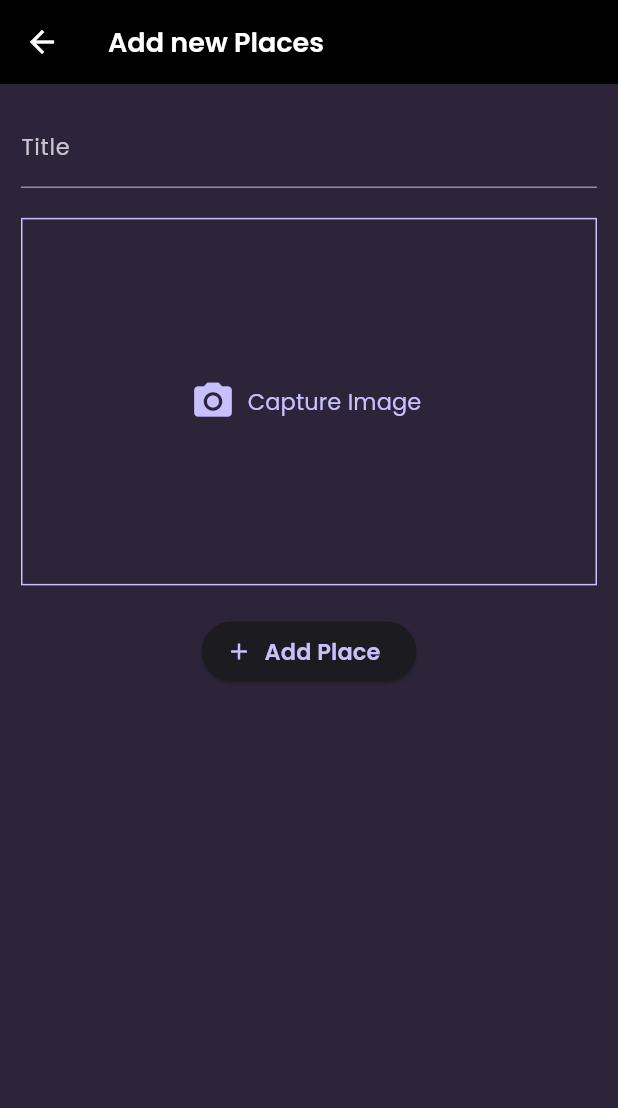
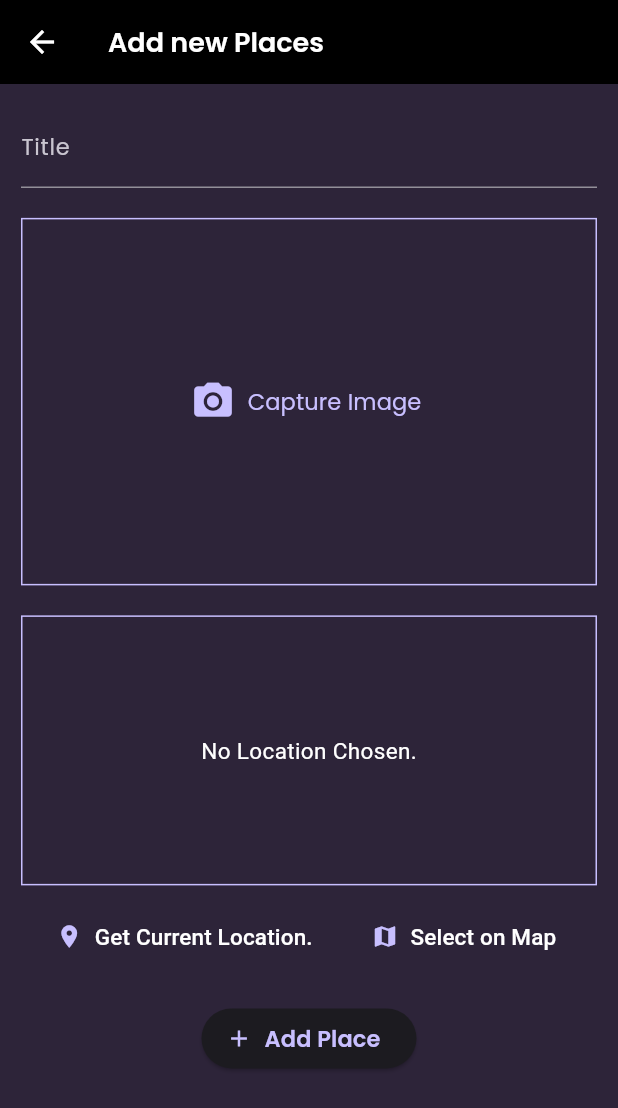
Before and after one commit to Riddhi887/Favourite_Place, a Flutter app: the AddPlaceScreen screen opened directly, on a phone screen of 412 x 824 dp. Shown: the top 1108 px of the screen. Run offline on Flutter 3.47's test engine with Material 3 defaults, Android fonts, the phone set to English and light mode, and no system bars; our stand-ins replace flutter_riverpod, google_fonts, image_picker, location.

Commit message:
Added Location Package , Getting user current location.

```diff
--- a/lib/screens/add_place.dart
+++ b/lib/screens/add_place.dart
@@ -1,6 +1,7 @@
 import 'package:favourite_place/providers/user_places.dart';
 import 'dart:io';
 import 'package:favourite_place/widgets/image_input.dart';
+import 'package:favourite_place/widgets/location_input.dart';
 import 'package:flutter/material.dart';
 import 'package:flutter_riverpod/flutter_riverpod.dart';
 import 'package:google_fonts/google_fonts.dart';
@@ -127,6 +128,11 @@
             ),
 
             const SizedBox(height: 20),
+
+            //location Input
+            LocationInput(),
+
+            const SizedBox(height: 20),
             ElevatedButton.icon(
               onPressed: _savePlace,
               icon: Icon(Icons.add),
--- /dev/null
+++ b/lib/widgets/location_input.dart
@@ -0,0 +1,116 @@
+import 'package:flutter/material.dart';
+import 'package:google_fonts/google_fonts.dart';
+import 'package:location/location.dart';
+
+class LocationInput extends StatefulWidget {
+  const LocationInput({super.key});
+
+  @override
+  State<StatefulWidget> createState() {
+    return _LocationInputState();
+  }
+}
+
+class _LocationInputState extends State<LocationInput> {
+  //loading spinner
+  Location? _pickedLocation;
+  var _isGettingLocation = false;
+
+  //get current location
+  void _getcurrentLocation() async {
+
+    Location location = Location();
+    bool serviceEnabled;
+    PermissionStatus permissionGranted;
+    LocationData locationData;
+
+    serviceEnabled = await location.serviceEnabled();
+    if (!serviceEnabled) {
+      serviceEnabled = await location.requestService();
+      if (!serviceEnabled) {
+        return;
+      }
+    }
+
+    permissionGranted = await location.hasPermission();
+    if (permissionGranted == PermissionStatus.denied) {
+      permissionGranted = await location.requestPermission();
+      if (permissionGranted != PermissionStatus.granted) {
+        return;
+      }
+    }
+
+    setState(() {
+      _isGettingLocation = true;
+    });
+
+    locationData = await location.getLocation();        //seek for location till then wait
+
+    //after getting location stop seeking
+    setState(() {
+      _isGettingLocation = false;
+    });
+    //get locationData on terminal for values
+    print(locationData.latitude);
+    print(locationData.longitude);
+  }
+
+  @override
+  Widget build(BuildContext context) {
+
+    //if no location chosen show this
+    Widget _previewContent = Text(
+            'No Location Chosen.',
+            style: GoogleFonts.aBeeZee(color: Colors.white, fontSize: 15),
+          );
+
+    if(_isGettingLocation)
+    {
+      _previewContent = const CircularProgressIndicator();
+    }
+    return Column(
+      children: [
+        Container(
+          decoration: BoxDecoration(
+            border: Border.all(
+              width: 1,
+              color: Theme.of(context).colorScheme.primary.withValues(),
+            ),
+          ),
+          alignment: Alignment.center,
+          height: 180,
+          width: double.infinity,
+
+          child: _previewContent
+        ),
+
+        const SizedBox(height: 10),
+
+        Row(
+          mainAxisAlignment: MainAxisAlignment.spaceEvenly,
+          children: [
+            //button to get currrent location
+            TextButton.icon(
+              icon: Icon(Icons.location_on_sharp),
+              label: Text(
+                'Get Current Location.',
+                style: GoogleFonts.aBeeZee(color: Colors.white, fontSize: 15),
+              ),
+              onPressed: _getcurrentLocation,
+            ),
+
+            //button to get location on map
+            TextButton.icon(
+              icon: Icon(Icons.map),
+              label: Text(
+                'Select on Map',
+                style: GoogleFonts.aBeeZee(color: Colors.white, fontSize: 15),
+              ),
+              onPressed: () {},
+            ),
+          ],
+        ),
+      ],
+    );
+  }
+}
--- a/pubspec.yaml
+++ b/pubspec.yaml
@@ -39,6 +39,7 @@
   uuid: ^4.5.2
   flutter_riverpod: ^3.0.3
   image_picker: ^1.2.1
+  location: ^8.0.1
 
 dev_dependencies:
   flutter_test:
```
Also changed, not shown: pubspec.lock, 2 other files.
